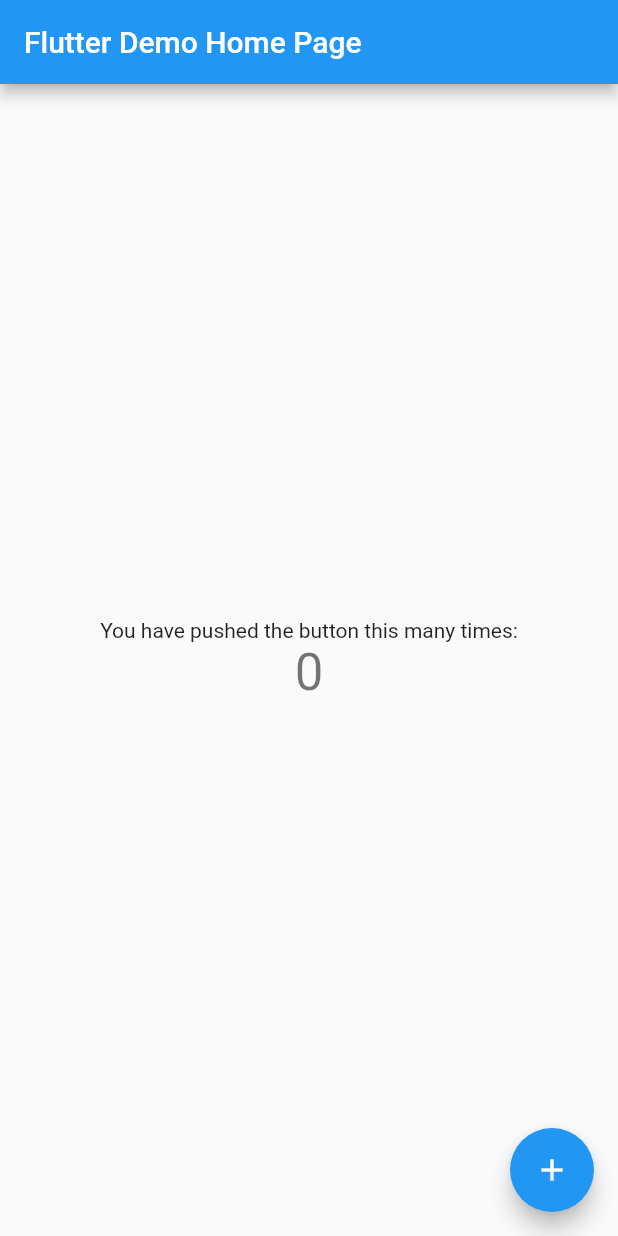
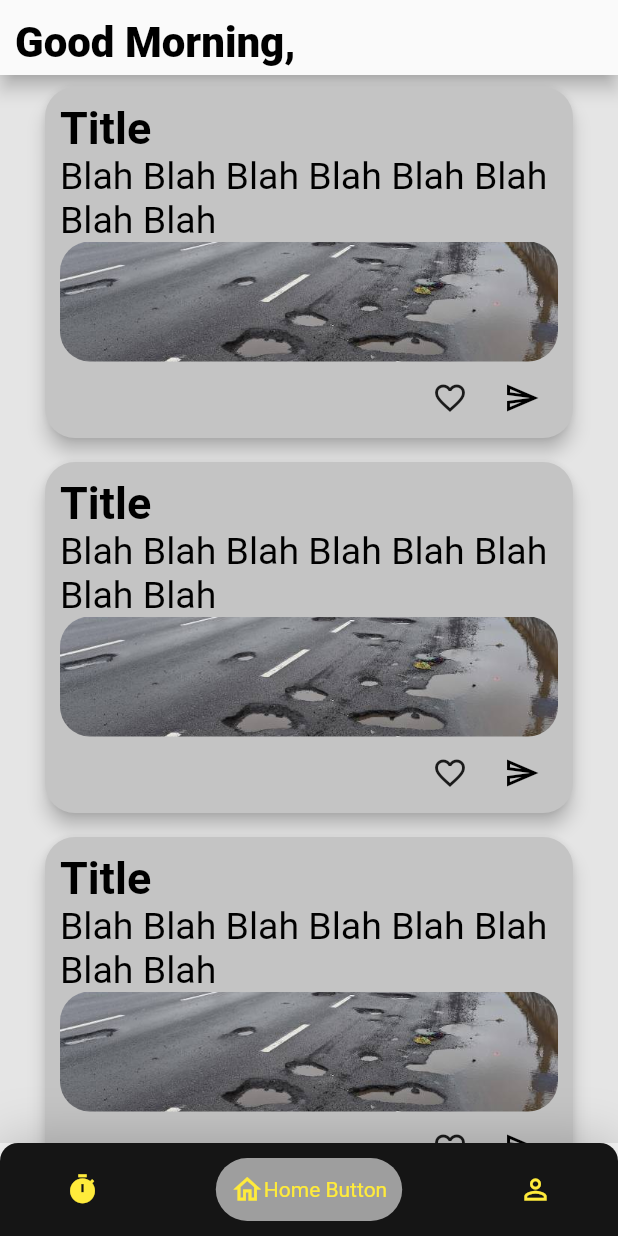
Before and after one commit to We-Equals-Awesome/Corporators_Frontend, a Flutter app: the screen it shows after launch, on a phone screen of 412 x 824 dp. Run offline on Flutter 3.47's test engine with Material 2 defaults, Android fonts, the phone set to English and light mode, and no system bars.

Commit message:
first commit

```diff
--- /dev/null
+++ b/lib/UI/Profile_page.dart
@@ -0,0 +1,17 @@
+import 'package:flutter/material.dart';
+
+class ProfilePage extends StatefulWidget {
+  @override
+  _ProfilePageState createState() => _ProfilePageState();
+}
+
+class _ProfilePageState extends State<ProfilePage> {
+  @override
+  Widget build(BuildContext context) {
+    return Scaffold(
+      body: Center(
+        child: Text('Profile Page'),
+      ),
+    );
+  }
+}
--- /dev/null
+++ b/lib/UI/bottom-tabs.dart
@@ -0,0 +1,108 @@
+import 'package:flutter/material.dart';
+
+class BottomTabs extends StatefulWidget {
+  final int selectedTab;
+  final Function(int) tabPressed;
+  BottomTabs({this.selectedTab, this.tabPressed});
+  @override
+  _BottomTabsState createState() => _BottomTabsState();
+}
+
+class _BottomTabsState extends State<BottomTabs> {
+  int _selectedTab = 1;
+
+  @override
+  Widget build(BuildContext context) {
+    _selectedTab = widget.selectedTab ?? 1;
+    return Material(
+      child: Container(
+        padding: EdgeInsets.symmetric(vertical: 10.0, horizontal: 0.0),
+        decoration: BoxDecoration(
+            color: Color(0XFF151515),
+            borderRadius: BorderRadius.only(
+                topLeft: Radius.circular(12.0),
+                topRight: Radius.circular(12.0)),
+            boxShadow: [
+              BoxShadow(
+                color: Colors.black.withOpacity(0.2),
+                spreadRadius: 1.0,
+                blurRadius: 30.0,
+              )
+            ]),
+        child: Row(
+          mainAxisAlignment: MainAxisAlignment.spaceAround,
+          children: [
+            BottomTabBtn(
+              iconPath: Icons.timer,
+              selected: _selectedTab == 0 ? true : false,
+              onPressed: () {
+                widget.tabPressed(0);
+              },
+            ),
+            BottomTabBtn(
+              iconPath: Icons.home_outlined,
+              selected: _selectedTab == 1 ? true : false,
+              onPressed: () {
+                widget.tabPressed(1);
+              },
+            ),
+            BottomTabBtn(
+              iconPath: Icons.person_outline,
+              selected: _selectedTab == 2 ? true : false,
+              onPressed: () {
+                widget.tabPressed(2);
+              },
+            ),
+          ],
+        ),
+      ),
+    );
+  }
+}
+
+class BottomTabBtn extends StatelessWidget {
+  final IconData iconPath;
+  final bool selected;
+  final Function onPressed;
+  BottomTabBtn({this.iconPath, this.selected, this.onPressed});
+
+  @override
+  Widget build(BuildContext context) {
+    bool _selected = selected ?? false;
+
+    return GestureDetector(
+      onTap: onPressed,
+      child: Container(
+        padding: EdgeInsets.symmetric(
+          vertical: 10.0,
+          horizontal: 10.0,
+        ),
+        decoration: _selected
+            ? BoxDecoration(
+          color: Colors.grey,
+          borderRadius: BorderRadius.circular(50.0),
+        )
+            : null,
+        child: _selected
+            ? Row(
+          children: [
+            Icon(
+              iconPath,
+              size: 22.0,
+              color: _selected ? Colors.yellow : Colors.yellow,
+            ),
+            Text(
+              'Home Button',
+              style: TextStyle(color: Colors.yellow),
+            )
+          ],
+        )
+            : Icon(
+          iconPath,
+          size: 22.0,
+          color: _selected ? Colors.yellow : Colors.yellow,
+        ),
+      ),
+    );
+  }
+}
--- /dev/null
+++ b/lib/UI/newsFeed.dart
@@ -0,0 +1,168 @@
+
+import 'package:flutter/material.dart';
+import 'bottom-tabs.dart';
+import 'Profile_page.dart';
+
+class HomePage extends StatefulWidget {
+  @override
+  _HomePageState createState() => _HomePageState();
+}
+
+class _HomePageState extends State<HomePage> {
+  int _selectedTab = 1;
+
+  PageController _pageController;
+
+  @override
+  void initState() {
+    super.initState();
+    _pageController = new PageController();
+  }
+
+  @override
+  void dispose() {
+    _pageController.dispose();
+    super.dispose();
+  }
+
+  @override
+  Widget build(BuildContext context) {
+    return SafeArea(
+      child: Scaffold(
+        backgroundColor: Color(0XFFE5E5E5),
+        body: Column(
+          children: [
+            Expanded(
+              child: PageView(
+                controller: _pageController,
+                onPageChanged: (num) {
+                  setState(() {
+                    _selectedTab = num;
+                  });
+                },
+                children: [
+                  NewsFeedPage(),
+                  ProfilePage(),
+                ],
+              ),
+            ),
+            BottomTabs(
+              selectedTab: _selectedTab,
+              tabPressed: (num) {
+                _pageController.animateToPage(num,
+                    duration: Duration(milliseconds: 300),
+                    curve: Curves.easeOutCubic);
+              },
+            ),
+          ],
+        ),
+      ),
+    );
+  }
+}
+
+class NewsFeedPage extends StatefulWidget {
+  @override
+  _NewsFeedPageState createState() => _NewsFeedPageState();
+}
+
+class _NewsFeedPageState extends State<NewsFeedPage> {
+  @override
+  Widget build(BuildContext context) {
+    return Column(
+      children: [
+        Material(
+          elevation: 5.0,
+          child: Container(
+            padding: EdgeInsets.only(left: 10.0, bottom: 5.0),
+            alignment: Alignment.bottomLeft,
+            height: 50.0,
+            width: double.infinity,
+            child: Text(
+              'Good Morning,',
+              style: TextStyle(
+                color: Colors.black,
+                fontSize: 28.0,
+                fontWeight: FontWeight.w800,
+              ),
+            ),
+          ),
+        ),
+        Expanded(
+          child: ListView(
+            children: [Card(), Card(), Card()],
+          ),
+        ),
+      ],
+    );
+  }
+}
+
+class Card extends StatelessWidget {
+  const Card({
+    Key key,
+  }) : super(key: key);
+
+  @override
+  Widget build(BuildContext context) {
+    return Container(
+      height: 250.0,
+      child: Padding(
+        padding: const EdgeInsets.symmetric(vertical: 8.0, horizontal: 30.0),
+        child: Material(
+          elevation: 5.0,
+          color: Color(0XFFC4C4C4),
+          borderRadius: BorderRadius.circular(20.0),
+          child: Container(
+            padding: EdgeInsets.symmetric(horizontal: 10.0, vertical: 10.0),
+            child: Column(
+              crossAxisAlignment: CrossAxisAlignment.start,
+              children: [
+                Text(
+                  'Title',
+                  style: TextStyle(
+                    color: Colors.black,
+                    fontWeight: FontWeight.bold,
+                    fontSize: 30.0,
+                  ),
+                ),
+                Text(
+                  'Blah Blah Blah Blah Blah Blah Blah Blah',
+                  style: TextStyle(
+                    color: Colors.black,
+                    fontSize: 25.0,
+                  ),
+                ),
+                Container(
+                  height: 80.0,
+                  decoration: BoxDecoration(
+                    borderRadius: BorderRadius.circular(20.0),
+                    image: DecorationImage(
+                        image: AssetImage('assets/bad_road.jpg'),
+                        fit: BoxFit.cover),
+                  ),
+                ),
+                Row(
+                  mainAxisAlignment: MainAxisAlignment.end,
+                  children: [
+                    IconButton(
+                      icon: Icon(Icons.favorite_outline),
+                      onPressed: () {},
+                      disabledColor: Colors.black, //
+                    ),
+                    IconButton(
+                      icon: Icon(Icons.send_outlined),
+                      onPressed: null,
+                      disabledColor: Colors.black,
+                    ),
+                    //TODO: PopUp Menu Button
+                  ],
+                )
+              ],
+            ),
+          ),
+        ),
+      ),
+    );
+  }
+}
--- a/lib/main.dart
+++ b/lib/main.dart
@@ -1,4 +1,5 @@
 import 'package:flutter/material.dart';
+import 'UI/newsFeed.dart';
 
 void main() {
   runApp(MyApp());
@@ -9,105 +10,12 @@ class MyApp extends StatelessWidget {
   @override
   Widget build(BuildContext context) {
     return MaterialApp(
-      title: 'Flutter Demo',
+      title: 'News_Feed',
+      debugShowCheckedModeBanner: false,
       theme: ThemeData(
-        // This is the theme of your application.
-        //
-        // Try running your application with "flutter run". You'll see the
-        // application has a blue toolbar. Then, without quitting the app, try
-        // changing the primarySwatch below to Colors.green and then invoke
-        // "hot reload" (press "r" in the console where you ran "flutter run",
-        // or simply save your changes to "hot reload" in a Flutter IDE).
-        // Notice that the counter didn't reset back to zero; the application
-        // is not restarted.
         primarySwatch: Colors.blue,
       ),
-      home: MyHomePage(title: 'Flutter Demo Home Page'),
+      home: HomePage(),
     );
   }
 }
-
-class MyHomePage extends StatefulWidget {
-  MyHomePage({Key key, this.title}) : super(key: key);
-
-  // This widget is the home page of your application. It is stateful, meaning
-  // that it has a State object (defined below) that contains fields that affect
-  // how it looks.
-
-  // This class is the configuration for the state. It holds the values (in this
-  // case the title) provided by the parent (in this case the App widget) and
-  // used by the build method of the State. Fields in a Widget subclass are
-  // always marked "final".
-
-  final String title;
-
-  @override
-  _MyHomePageState createState() => _MyHomePageState();
-}
-
-class _MyHomePageState extends State<MyHomePage> {
-  int _counter = 0;
-
-  void _incrementCounter() {
-    setState(() {
-      // This call to setState tells the Flutter framework that something has
-      // changed in this State, which causes it to rerun the build method below
-      // so that the display can reflect the updated values. If we changed
-      // _counter without calling setState(), then the build method would not be
-      // called again, and so nothing would appear to happen.
-      _counter++;
-    });
-  }
-
-  @override
-  Widget build(BuildContext context) {
-    // This method is rerun every time setState is called, for instance as done
-    // by the _incrementCounter method above.
-    //
-    // The Flutter framework has been optimized to make rerunning build methods
-    // fast, so that you can just rebuild anything that needs updating rather
-    // than having to individually change instances of widgets.
-    return Scaffold(
-      appBar: AppBar(
-        // Here we take the value from the MyHomePage object that was created by
-        // the App.build method, and use it to set our appbar title.
-        title: Text(widget.title),
-      ),
-      body: Center(
-        // Center is a layout widget. It takes a single child and positions it
-        // in the middle of the parent.
-        child: Column(
-          // Column is also a layout widget. It takes a list of children and
-          // arranges them vertically. By default, it sizes itself to fit its
-          // children horizontally, and tries to be as tall as its parent.
-          //
-          // Invoke "debug painting" (press "p" in the console, choose the
-          // "Toggle Debug Paint" action from the Flutter Inspector in Android
-          // Studio, or the "Toggle Debug Paint" command in Visual Studio Code)
-          // to see the wireframe for each widget.
-          //
-          // Column has various properties to control how it sizes itself and
-          // how it positions its children. Here we use mainAxisAlignment to
-          // center the children vertically; the main axis here is the vertical
-          // axis because Columns are vertical (the cross axis would be
-          // horizontal).
-          mainAxisAlignment: MainAxisAlignment.center,
-          children: <Widget>[
-            Text(
-              'You have pushed the button this many times:',
-            ),
-            Text(
-              '$_counter',
-              style: Theme.of(context).textTheme.headline4,
-            ),
-          ],
-        ),
-      ),
-      floatingActionButton: FloatingActionButton(
-        onPressed: _incrementCounter,
-        tooltip: 'Increment',
-        child: Icon(Icons.add),
-      ), // This trailing comma makes auto-formatting nicer for build methods.
-    );
-  }
-}
```
Also changed, not shown: pubspec.yaml (+4 -7 lines), assets/bad_road.jpg (added).
